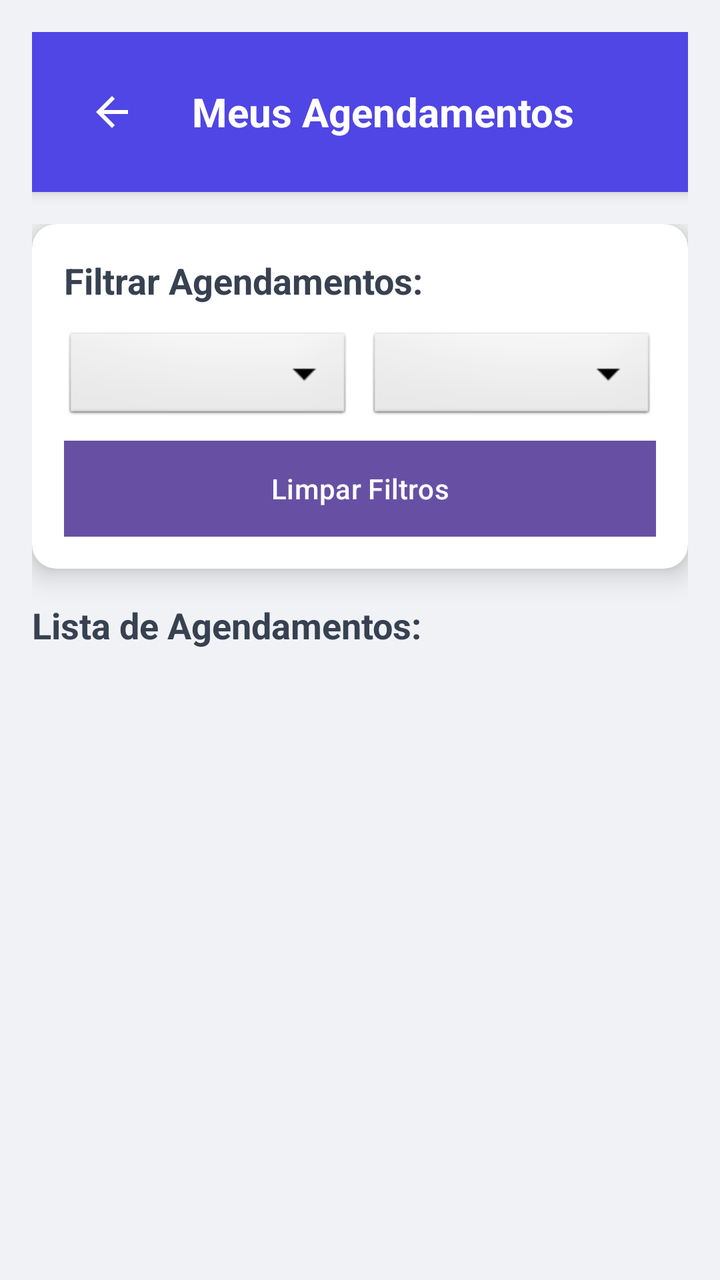
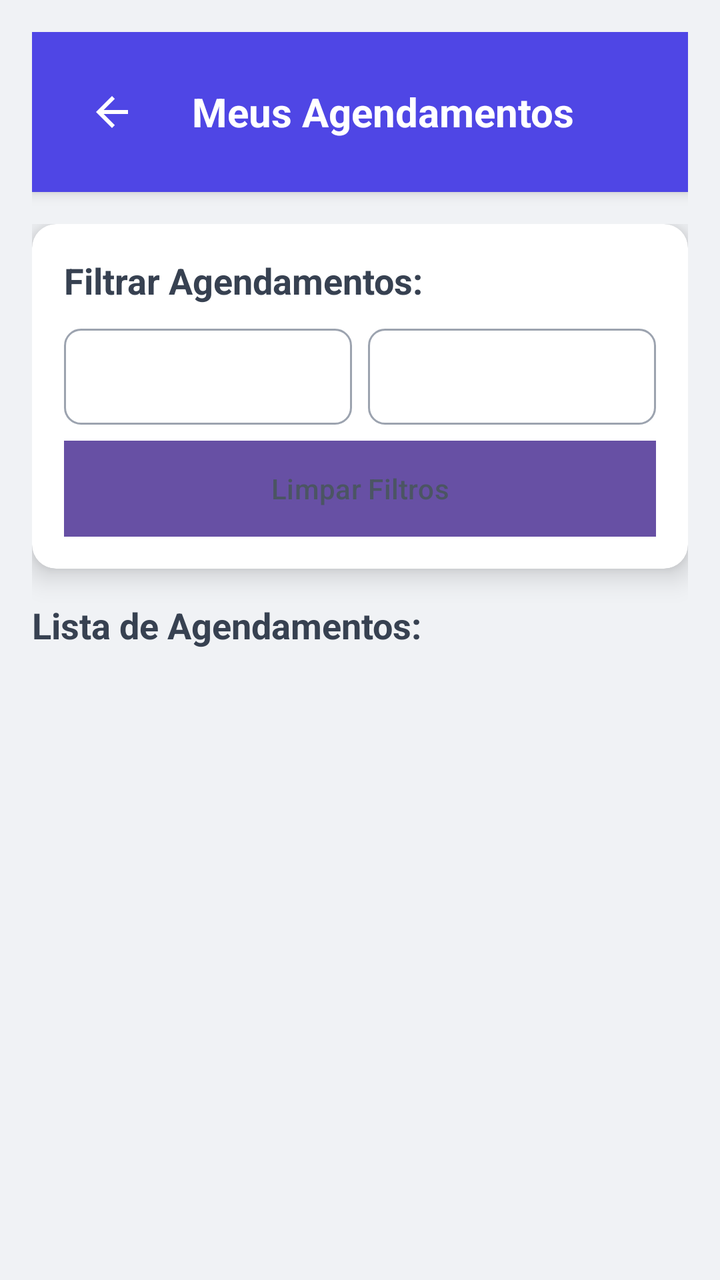

The first picture is an Android layout as it rendered before a commit; the second is the same layout after the commit. The layout source and the unified diff follow.
<!-- AndroidManifest.xml: application theme Theme.SmartApp -->
<!-- res/layout/gerenciar_agendamento.xml -->
<?xml version="1.0" encoding="utf-8"?>
<LinearLayout xmlns:android="http://schemas.android.com/apk/res/android"
    xmlns:app="http://schemas.android.com/apk/res-auto"
    xmlns:tools="http://schemas.android.com/tools"
    android:layout_width="match_parent"
    android:layout_height="match_parent"
    android:background="#F0F2F5"
    android:orientation="vertical"
    android:padding="16dp">

    
    <LinearLayout
        android:id="@+id/header"
        android:layout_width="match_parent"
        android:layout_height="wrap_content"
        android:background="#4F46E5"
        android:elevation="4dp"
        android:padding="16dp"
        android:gravity="center_vertical">

        <ImageButton
            android:id="@+id/btnvoltaragendamento"
            android:layout_width="48dp"
            android:layout_height="48dp"
            android:background="?attr/selectableItemBackgroundBorderless"
            android:contentDescription="gere2"
            android:src="@drawable/ic_arrow_back"
            app:tint="#FFFFFF" />

        <TextView
            android:id="@+id/title"
            android:layout_width="0dp"
            android:layout_height="wrap_content"
            android:layout_weight="1"
            android:layout_marginStart="16dp"
            android:text="Meus Agendamentos"
            android:textColor="#FFFFFF"
            android:textSize="20sp"
            android:textStyle="bold" />
    </LinearLayout>

    <ScrollView
        android:layout_width="match_parent"
        android:layout_height="0dp"
        android:layout_weight="1"
        android:paddingTop="16dp">

        <LinearLayout
            android:layout_width="match_parent"
            android:layout_height="wrap_content"
            android:orientation="vertical">

            
            <androidx.cardview.widget.CardView
                android:layout_width="match_parent"
                android:layout_height="wrap_content"
                android:layout_marginBottom="16dp"
                app:cardCornerRadius="12dp"
                app:cardElevation="8dp"
                app:cardBackgroundColor="#FFFFFF">

                <LinearLayout
                    android:layout_width="match_parent"
                    android:layout_height="wrap_content"
                    android:orientation="vertical"
                    android:padding="16dp">

                    <TextView
                        android:layout_width="match_parent"
                        android:layout_height="wrap_content"
                        android:text="Filtrar Agendamentos:"
                        android:textColor="#374151"
                        android:textSize="18sp"
                        android:textStyle="bold"
                        android:layout_marginBottom="12dp"/>

                    <LinearLayout
                        android:layout_width="match_parent"
                        android:layout_height="wrap_content"
                        android:orientation="horizontal"
                        android:weightSum="2">

                        <Spinner
                            android:id="@+id/statusFilter"
                            android:layout_width="0dp"
                            android:layout_height="48dp"
                            android:layout_weight="1"
                            android:paddingStart="12dp"
                            android:paddingEnd="12dp"
                            android:background="@android:drawable/btn_dropdown"
                            android:spinnerMode="dropdown"/>

                        <Spinner
                            android:id="@+id/periodFilter"
                            android:layout_width="0dp"
                            android:layout_height="48dp"
                            android:layout_weight="1"
                            android:paddingStart="12dp"
                            android:paddingEnd="12dp"
                            android:layout_marginStart="8dp"
                            android:background="@android:drawable/btn_dropdown"
                            android:spinnerMode="dropdown"/>
                    </LinearLayout>

                    <Button
                        android:id="@+id/clearFilterButton"
                        android:layout_width="match_parent"
                        android:layout_height="48dp"
                        android:layout_marginTop="8dp"
                        android:background="#E5E7EB"
                        android:text="Limpar Filtros"
                        android:textColor="@color/white"
                        android:drawableStart="@drawable/ic_eraser"
                        android:drawableTint="#4B5563"
                        android:drawablePadding="8dp"/>
                </LinearLayout>
            </androidx.cardview.widget.CardView>

            
            <TextView
                android:layout_width="match_parent"
                android:layout_height="wrap_content"
                android:text="Lista de Agendamentos:"
                android:textColor="#374151"
                android:textSize="18sp"
                android:textStyle="bold"
                android:layout_marginBottom="12dp"/>

            <LinearLayout
                android:layout_width="match_parent"
                android:layout_height="wrap_content"
                android:orientation="vertical"
                android:background="@color/light_gray"
                android:padding="8dp">

                <androidx.recyclerview.widget.RecyclerView
                    android:id="@+id/rvAgendamentosCategories"
                    android:layout_width="match_parent"
                    android:layout_height="wrap_content"
                    tools:listitem="@layout/item_agendamento"
                    tools:itemCount="1"
                    app:spanCount="1"
                    tools:layoutManager="LinearLayoutManager"
                    tools:orientation="vertical"/>
            </LinearLayout>

            
            <androidx.cardview.widget.CardView
                android:layout_width="match_parent"
                android:layout_height="wrap_content"
                app:cardCornerRadius="50dp"
                app:cardElevation="2dp"
                android:layout_marginTop="8dp"
                android:layout_marginBottom="8dp"/>

            <TextView
                android:id="@+id/emptyMessage"
                android:layout_width="match_parent"
                android:layout_height="wrap_content"
                android:text="Nenhum agendamento encontrado"
                android:textColor="#6B7280"
                android:gravity="center"
                android:padding="32dp"
                android:visibility="gone"/>
        </LinearLayout>
    </ScrollView>

    
    <androidx.cardview.widget.CardView
        android:id="@+id/messageModal"
        android:layout_width="300dp"
        android:layout_height="wrap_content"
        android:layout_gravity="center"
        android:visibility="gone"
        app:cardCornerRadius="16dp"
        app:cardElevation="24dp"
        app:cardBackgroundColor="#FFFFFF">

        <LinearLayout
            android:layout_width="match_parent"
            android:layout_height="wrap_content"
            android:orientation="vertical"
            android:padding="24dp"
            android:gravity="center">

            <TextView
                android:id="@+id/messageIcon"
                android:layout_width="wrap_content"
                android:layout_height="wrap_content"
                android:textSize="48sp"
                android:layout_marginBottom="16dp"
                android:textColor="#4F46E5"/>

            <TextView
                android:id="@+id/messageTitle"
                android:layout_width="match_parent"
                android:layout_height="wrap_content"
                android:textSize="24sp"
                android:textStyle="bold"
                android:gravity="center"
                android:textColor="#374151"
                android:layout_marginBottom="8dp"/>

            <TextView
                android:id="@+id/messageText"
                android:layout_width="match_parent"
                android:layout_height="wrap_content"
                android:textSize="16sp"
                android:gravity="center"
                android:textColor="#6B7280"
                android:layout_marginBottom="24dp"/>

            <Button
                android:id="@+id/okButton"
                android:layout_width="match_parent"
                android:layout_height="48dp"
                android:text="OK"
                android:background="#4F46E5"
                android:textColor="#FFFFFF"/>
        </LinearLayout>
    </androidx.cardview.widget.CardView>
</LinearLayout>
<!-- res/layout/item_agendamento.xml (included above) -->
<androidx.cardview.widget.CardView xmlns:android="http://schemas.android.com/apk/res/android"
    xmlns:app="http://schemas.android.com/apk/res-auto"
    android:layout_width="match_parent"
    android:layout_height="wrap_content"
    android:layout_marginBottom="16dp"
    app:cardCornerRadius="12dp"
    app:cardElevation="4dp"
    app:cardBackgroundColor="@color/white">

    <LinearLayout
        android:layout_width="match_parent"
        android:layout_height="wrap_content"
        android:orientation="vertical"
        android:padding="16dp"
        android:background="@color/white">

        
        <TextView
            android:id="@+id/nome"
            android:layout_width="match_parent"
            android:layout_height="wrap_content"
            android:text="Maria Cabeleireira"
            android:textColor="@android:color/black"
            android:textSize="18sp"
            android:textStyle="bold"/>

        
        <TextView
            android:id="@+id/servico"
            android:layout_width="match_parent"
            android:layout_height="wrap_content"
            android:layout_marginTop="8dp"
            android:text="Corte Feminino"
            android:textColor="@android:color/black"
            android:textSize="16sp"/>

        
        <LinearLayout
            android:layout_width="match_parent"
            android:layout_height="wrap_content"
            android:layout_marginTop="8dp"
            android:orientation="horizontal">

            <TextView
                android:id="@+id/data"
                android:layout_width="0dp"
                android:layout_height="wrap_content"
                android:layout_weight="1"
                android:text="Data:"
                android:textColor="@android:color/black"
                android:textStyle="bold"/>

            <TextView
                android:layout_width="0dp"
                android:layout_height="wrap_content"
                android:layout_weight="1"
                android:text="25/10/2023"
                android:textColor="@android:color/black"/>

            <TextView
                android:id="@+id/hora"
                android:layout_width="0dp"
                android:layout_height="wrap_content"
                android:layout_weight="1"
                android:text="Hora:"
                android:textColor="@android:color/black"
                android:textStyle="bold"/>

            <TextView
                android:layout_width="0dp"
                android:layout_height="wrap_content"
                android:layout_weight="1"
                android:text="14:00"
                android:textColor="@android:color/black"/>
        </LinearLayout>

        
        <TextView
            android:id="@+id/valor"
            android:layout_width="match_parent"
            android:layout_height="wrap_content"
            android:layout_marginTop="16dp"
            android:text="Valor: R$ 60,00"
            android:textColor="@android:color/black"
            android:textSize="16sp"
            android:textStyle="bold"/>

        
        <LinearLayout
            android:layout_width="match_parent"
            android:layout_height="wrap_content"
            android:layout_marginTop="16dp"
            android:orientation="horizontal"
            android:gravity="center_vertical">

            <View
                android:layout_width="12dp"
                android:layout_height="12dp"
                android:background="@android:color/black"
                android:backgroundTint="@color/black"
                android:backgroundTintMode="multiply"/>

            <TextView
                android:layout_width="wrap_content"
                android:layout_height="wrap_content"
                android:layout_marginStart="8dp"
                android:text="Confirmado"
                android:textColor="@android:color/black"
                android:textSize="14sp"
                android:layout_weight="1"/>

            <Button
                android:id="@+id/btnReagendar"
                android:layout_width="wrap_content"
                android:layout_height="36dp"
                android:layout_gravity="end"
                android:layout_marginEnd="4dp"
                android:text="Reagendar"
                android:textColor="@android:color/white"
                android:textSize="14sp"
                android:textStyle="bold"
                android:drawableStart="@drawable/ic_calendar"
                android:drawablePadding="6dp"
                android:stateListAnimator="@null"
                android:paddingHorizontal="12dp"
                android:paddingVertical="4dp"/>
        </LinearLayout>
    </LinearLayout>
</androidx.cardview.widget.CardView>
<!-- resources referenced by this layout -->
<resources>
  <color name="black">#FF000000</color>
  <color name="light_gray">#F0F2F5</color>
  <color name="white">#FFFFFFFF</color>
  <!-- drawable ic_arrow_back (drawable) -->
  <vector xmlns:android="http://schemas.android.com/apk/res/android"
      android:width="24dp"
      android:height="24dp"
      android:viewportWidth="24"
      android:viewportHeight="24">
      <path android:fillColor="#FFFFFF" android:pathData="M20,11H7.83l5.59,-5.59L12,4l-8,8 8,8 1.41,-1.41L7.83,13H20v-2z"/>
  </vector>
  <!-- drawable ic_calendar (drawable) -->
  <vector xmlns:android="http://schemas.android.com/apk/res/android"
      android:width="24dp"
      android:height="24dp"
      android:viewportWidth="24"
      android:viewportHeight="24">
      <path
          android:fillColor="#FF000000"
          android:pathData="M19,4h-1V2h-2v2H8V2H6v2H5c-1.11,0 -1.99,0.9 -1.99,2L3,20c0,1.1 0.89,2 2,2h14c1.1,0 2,-0.9 2,-2V6c0,-1.1 -0.9,-2 -2,-2zM19,20H5V9h14V20zM19,7H5V5h14V7zM9,13H7v-2h2V13zM13,13h-2v-2h2V13zM17,13h-2v-2h2V13zM9,17H7v-2h2V17zM13,17h-2v-2h2V17z"/>
  </vector>
  <!-- drawable ic_eraser (drawable) -->
  <vector xmlns:android="http://schemas.android.com/apk/res/android" android:height="24dp" android:tint="#000000" android:viewportHeight="960" android:viewportWidth="960" android:width="24dp">
        
      <path android:fillColor="@android:color/white" android:pathData="M376,660L480,556L584,660L640,604L536,500L640,396L584,340L480,444L376,340L320,396L424,500L320,604L376,660ZM280,840Q247,840 223.5,816.5Q200,793 200,760L200,240L160,240L160,160L360,160L360,120L600,120L600,160L800,160L800,240L760,240L760,760Q760,793 736.5,816.5Q713,840 680,840L280,840ZM680,240L280,240L280,760Q280,760 280,760Q280,760 280,760L680,760Q680,760 680,760Q680,760 680,760L680,240ZM280,240L280,240L280,760Q280,760 280,760Q280,760 280,760L280,760Q280,760 280,760Q280,760 280,760L280,240Z"/>
      
  </vector>
  <style name="Theme.SmartApp" parent="Base.Theme.SmartApp" />
  <style name="Base.Theme.SmartApp" parent="Theme.Material3.DayNight.NoActionBar" />
</resources>

<!-- the commit's change to res/layout/gerenciar_agendamento.xml (unified diff, before → after) -->
@@ -87,7 +87,7 @@
                             android:layout_weight="1"
                             android:paddingStart="12dp"
                             android:paddingEnd="12dp"
-                            android:background="@android:drawable/btn_dropdown"
+                            android:background="@drawable/spinner_border"
                             android:spinnerMode="dropdown"/>
 
                         <Spinner
@@ -98,7 +98,7 @@
                             android:paddingStart="12dp"
                             android:paddingEnd="12dp"
                             android:layout_marginStart="8dp"
-                            android:background="@android:drawable/btn_dropdown"
+                            android:background="@drawable/spinner_border"
                             android:spinnerMode="dropdown"/>
                     </LinearLayout>
 
@@ -109,7 +109,7 @@
                         android:layout_marginTop="8dp"
                         android:background="#E5E7EB"
                         android:text="Limpar Filtros"
-                        android:textColor="@color/white"
+                        android:textColor="#4B5563"
                         android:drawableStart="@drawable/ic_eraser"
                         android:drawableTint="#4B5563"
                         android:drawablePadding="8dp"/>
@@ -125,6 +125,41 @@
                 android:textSize="18sp"
                 android:textStyle="bold"
                 android:layout_marginBottom="12dp"/>
+
+            
+            <LinearLayout
+                android:id="@+id/emptyState"
+                android:layout_width="match_parent"
+                android:layout_height="wrap_content"
+                android:orientation="vertical"
+                android:gravity="center"
+                android:padding="32dp"
+                android:visibility="gone">
+
+                <ImageView
+                    android:layout_width="80dp"
+                    android:layout_height="80dp"
+                    android:src="@drawable/ic_calendar_empty"
+                    android:contentDescription="Nenhum agendamento"
+                    android:layout_marginBottom="16dp"/>
+
+                <TextView
+                    android:layout_width="match_parent"
+                    android:layout_height="wrap_content"
+                    android:text="Nenhum agendamento encontrado"
+                    android:textColor="#6B7280"
+                    android:textSize="16sp"
+                    android:gravity="center"
+                    android:layout_marginBottom="8dp"/>
+
+                <TextView
+                    android:layout_width="match_parent"
+                    android:layout_height="wrap_content"
+                    android:text="Tente ajustar os filtros ou faça um novo agendamento"
+                    android:textColor="#9CA3AF"
+                    android:textSize="14sp"
+                    android:gravity="center"/>
+            </LinearLayout>
 
             <LinearLayout
                 android:layout_width="match_parent"
@@ -153,15 +188,6 @@
                 android:layout_marginTop="8dp"
                 android:layout_marginBottom="8dp"/>
 
-            <TextView
-                android:id="@+id/emptyMessage"
-                android:layout_width="match_parent"
-                android:layout_height="wrap_content"
-                android:text="Nenhum agendamento encontrado"
-                android:textColor="#6B7280"
-                android:gravity="center"
-                android:padding="32dp"
-                android:visibility="gone"/>
         </LinearLayout>
     </ScrollView>
 
<!-- resource entries referenced after the edit -->
@@ -21,13 +21,43 @@
           android:fillColor="#FF000000"
           android:pathData="M19,4h-1V2h-2v2H8V2H6v2H5c-1.11,0 -1.99,0.9 -1.99,2L3,20c0,1.1 0.89,2 2,2h14c1.1,0 2,-0.9 2,-2V6c0,-1.1 -0.9,-2 -2,-2zM19,20H5V9h14V20zM19,7H5V5h14V7zM9,13H7v-2h2V13zM13,13h-2v-2h2V13zM17,13h-2v-2h2V13zM9,17H7v-2h2V17zM13,17h-2v-2h2V17z"/>
   </vector>
+  <!-- drawable ic_calendar_empty (drawable) -->
+  <vector xmlns:android="http://schemas.android.com/apk/res/android"
+      android:width="48dp"
+      android:height="48dp"
+      android:viewportWidth="24"
+      android:viewportHeight="24"
+      android:tint="#9CA3AF">
+      <path
+          android:fillColor="@android:color/white"
+          android:pathData="M19,4h-1V2h-2v2H8V2H6v2H5c-1.11,0 -1.99,0.9 -1.99,2L3,20a2,2 0 0,0 2,2h14c1.1,0 2,-0.9 2,-2V6c0,-1.1 -0.9,-2 -2,-2zm0,16H5V10h14v10zm0,-12H5V6h14v2z"/>
+      <path
+          android:fillColor="@android:color/white"
+          android:pathData="M0,0h24v24H0V0z"/>
+  </vector>
   <!-- drawable ic_eraser (drawable) -->
   <vector xmlns:android="http://schemas.android.com/apk/res/android" android:height="24dp" android:tint="#000000" android:viewportHeight="960" android:viewportWidth="960" android:width="24dp">
         
       <path android:fillColor="@android:color/white" android:pathData="M376,660L480,556L584,660L640,604L536,500L640,396L584,340L480,444L376,340L320,396L424,500L320,604L376,660ZM280,840Q247,840 223.5,816.5Q200,793 200,760L200,240L160,240L160,160L360,160L360,120L600,120L600,160L800,160L800,240L760,240L760,760Q760,793 736.5,816.5Q713,840 680,840L280,840ZM680,240L280,240L280,760Q280,760 280,760Q280,760 280,760L680,760Q680,760 680,760Q680,760 680,760L680,240ZM280,240L280,240L280,760Q280,760 280,760Q280,760 280,760L280,760Q280,760 280,760Q280,760 280,760L280,240Z"/>
       
   </vector>
+  <!-- drawable spinner_border (drawable) -->
+  <?xml version="1.0" encoding="utf-8"?>
+  <selector xmlns:android="http://schemas.android.com/apk/res/android">
+      <item>
+          <layer-list>
+              <item>
+                  <shape>
+                      <solid android:color="@android:color/transparent" />
+                      <stroke android:width="1dp" android:color="@color/gray_400" />
+                      <corners android:radius="8dp" />
+                  </shape>
+              </item>
+          </layer-list>
+      </item>
+  </selector>
   <style name="Theme.SmartApp" parent="Base.Theme.SmartApp" />
+  <color name="gray_400">#9CA3AF</color>
   <style name="Base.Theme.SmartApp" parent="Theme.Material3.DayNight.NoActionBar" />
 </resources>
 
